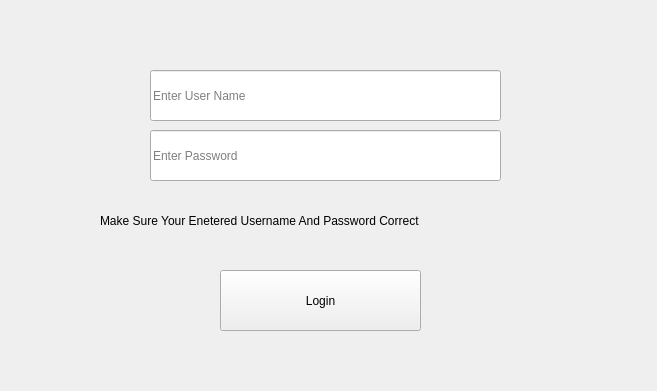
Old version of the form login.ui in the repository miladnorozi/pyqt-library-management.
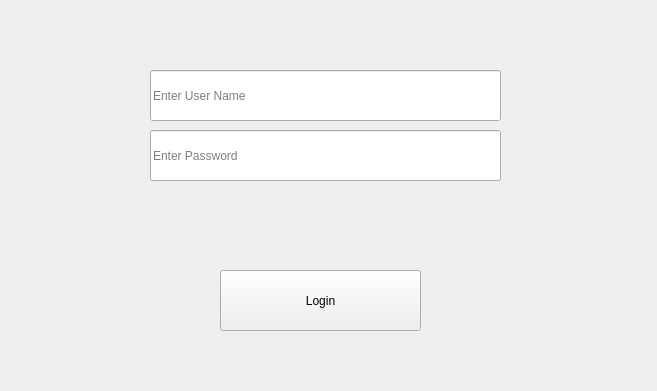
New version of the form.

The edit to the form file:
```diff
--- a/login.ui
+++ b/login.ui
@@ -62,7 +62,7 @@
     </rect>
    </property>
    <property name="text">
-    <string>Make Sure Your Enetered Username And Password Correct</string>
+    <string/>
    </property>
   </widget>
  </widget>
```
Left out of the diff: 11 changed lines with no effect on the pictures.
